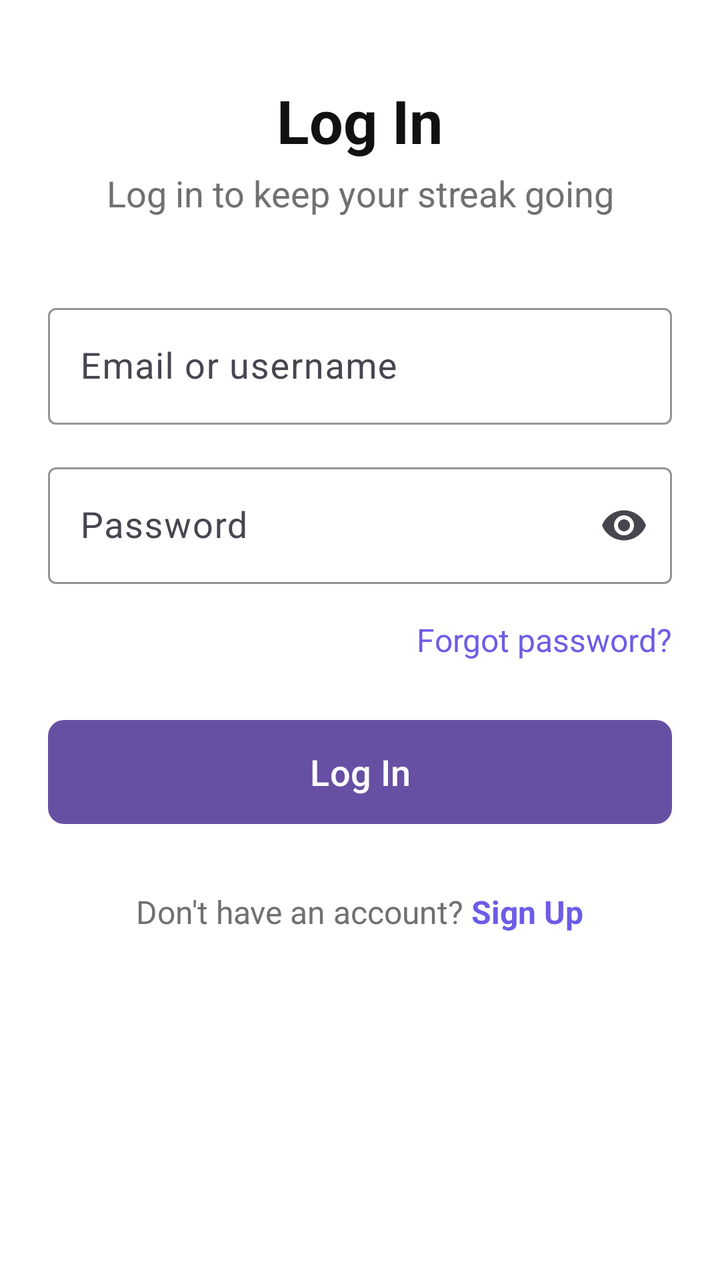
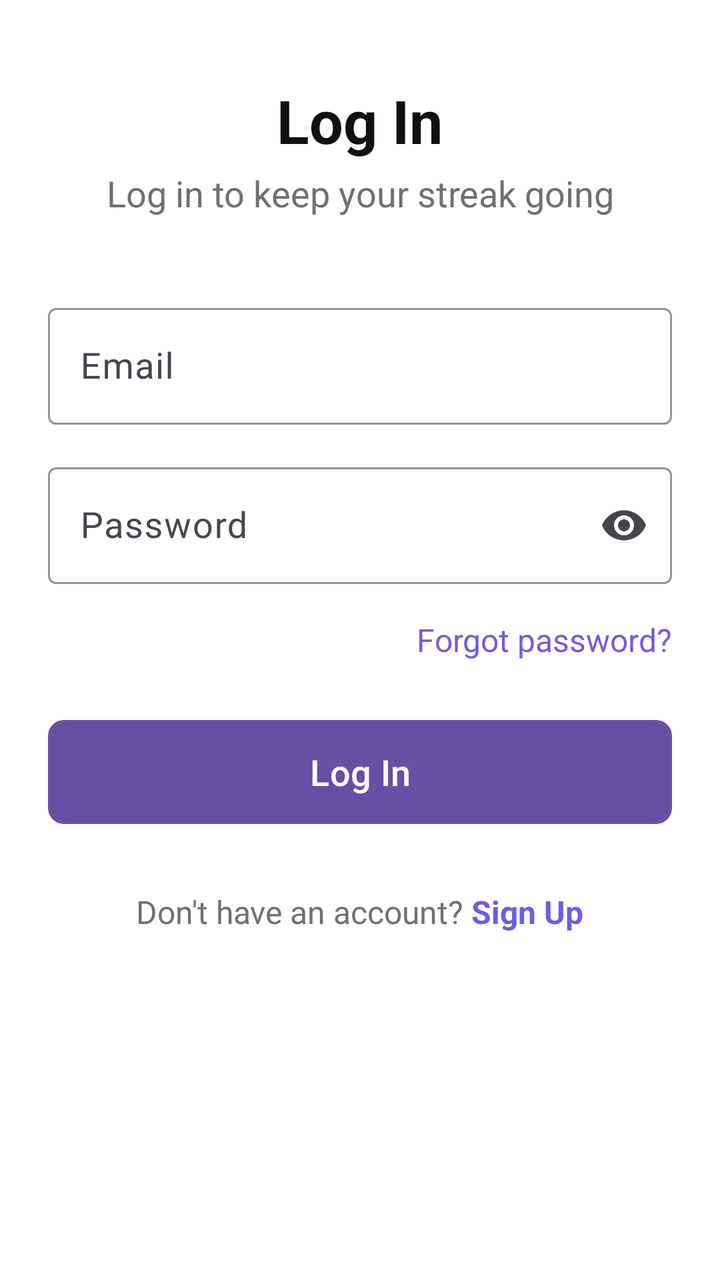

The first picture is an Android layout as it rendered before a commit; the second is the same layout after the commit. The layout source and the unified diff follow.
<!-- AndroidManifest.xml: application theme Theme.ShortFormBlocker -->
<!-- res/layout/fragment_login.xml -->
<?xml version="1.0" encoding="utf-8"?>
<androidx.constraintlayout.widget.ConstraintLayout
    xmlns:android="http://schemas.android.com/apk/res/android"
    xmlns:app="http://schemas.android.com/apk/res-auto"
    xmlns:tools="http://schemas.android.com/tools"
    android:layout_width="match_parent"
    android:layout_height="match_parent"
    android:background="#FFFFFF"
    tools:context=".LoginFragment">

    <ScrollView
        android:id="@+id/loginScrollView"
        android:layout_width="0dp"
        android:layout_height="0dp"
        android:fillViewport="true"
        app:layout_constraintTop_toTopOf="parent"
        app:layout_constraintBottom_toBottomOf="parent"
        app:layout_constraintStart_toStartOf="parent"
        app:layout_constraintEnd_toEndOf="parent">

        <LinearLayout
            android:layout_width="match_parent"
            android:layout_height="wrap_content"
            android:orientation="vertical"
            android:paddingStart="24dp"
            android:paddingEnd="24dp"
            android:paddingTop="20dp"
            android:paddingBottom="24dp">

            

            
            <TextView
                android:id="@+id/loginTitleTextView"
                android:layout_width="wrap_content"
                android:layout_height="wrap_content"
                android:layout_gravity="center"
                android:layout_marginTop="20dp"
                android:text="Log In"
                android:textColor="#111111"
                android:textSize="30sp"
                android:textStyle="bold" />

            <TextView
                android:id="@+id/loginSubtitleTextView"
                android:layout_width="wrap_content"
                android:layout_height="wrap_content"
                android:layout_gravity="center"
                android:layout_marginTop="4dp"
                android:gravity="center"
                android:text="Log in to keep your streak going"
                android:textColor="#707070"
                android:textSize="18sp" />

            
            <com.google.android.material.textfield.TextInputLayout
                android:id="@+id/loginEmailInputLayout"
                style="@style/Widget.Material3.TextInputLayout.OutlinedBox"
                android:layout_width="match_parent"
                android:layout_height="wrap_content"
                android:layout_marginTop="40dp"
                android:hint="Email or username"
                app:boxCornerRadiusTopStart="4dp"
                app:boxCornerRadiusTopEnd="4dp"
                app:boxCornerRadiusBottomStart="4dp"
                app:boxCornerRadiusBottomEnd="4dp"
                app:boxStrokeColor="@color/app_purple"
                app:hintTextColor="@color/app_purple">

                <com.google.android.material.textfield.TextInputEditText
                    android:id="@+id/loginEmailEditText"
                    android:layout_width="match_parent"
                    android:layout_height="wrap_content"
                    android:inputType="textEmailAddress"
                    android:textColor="#222222"
                    android:textSize="18sp" />
            </com.google.android.material.textfield.TextInputLayout>

            
            <com.google.android.material.textfield.TextInputLayout
                android:id="@+id/loginPasswordInputLayout"
                style="@style/Widget.Material3.TextInputLayout.OutlinedBox"
                android:layout_width="match_parent"
                android:layout_height="wrap_content"
                android:layout_marginTop="16dp"
                android:hint="Password"
                app:boxCornerRadiusTopStart="4dp"
                app:boxCornerRadiusTopEnd="4dp"
                app:boxCornerRadiusBottomStart="4dp"
                app:boxCornerRadiusBottomEnd="4dp"
                app:boxStrokeColor="@color/app_purple"
                app:hintTextColor="@color/app_purple"
                app:endIconMode="password_toggle">

                <com.google.android.material.textfield.TextInputEditText
                    android:id="@+id/loginPasswordEditText"
                    android:layout_width="match_parent"
                    android:layout_height="wrap_content"
                    android:inputType="textPassword"
                    android:textColor="#222222"
                    android:textSize="18sp" />
            </com.google.android.material.textfield.TextInputLayout>

            
            <TextView
                android:id="@+id/forgotPasswordTextView"
                android:layout_width="wrap_content"
                android:layout_height="wrap_content"
                android:layout_gravity="end"
                android:layout_marginTop="4dp"
                android:clickable="true"
                android:gravity="center_vertical"
                android:minHeight="48dp"
                android:text="Forgot password?"
                android:textColor="@color/app_purple"
                android:textSize="16sp" />

            
            <com.google.android.material.button.MaterialButton
                android:id="@+id/loginButton"
                android:layout_width="match_parent"
                android:layout_height="60dp"
                android:layout_marginTop="12dp"
                android:text="Log In"
                android:textSize="18sp"
                app:cornerRadius="8dp" />

            
            <LinearLayout
                android:layout_width="wrap_content"
                android:layout_height="wrap_content"
                android:layout_gravity="center"
                android:layout_marginTop="16dp"
                android:gravity="center_vertical"
                android:orientation="horizontal">

                <TextView
                    android:id="@+id/noAccountTextView"
                    android:layout_width="wrap_content"
                    android:layout_height="wrap_content"
                    android:text="Don't have an account? "
                    android:textColor="#707070"
                    android:textSize="16sp" />

                <TextView
                    android:id="@+id/signUpLinkTextView"
                    android:layout_width="wrap_content"
                    android:layout_height="wrap_content"
                    android:clickable="true"
                    android:gravity="center_vertical"
                    android:minHeight="48dp"
                    android:text="Sign Up"
                    android:textColor="@color/app_purple"
                    android:textSize="16sp"
                    android:textStyle="bold" />
            </LinearLayout>
        </LinearLayout>
    </ScrollView>
</androidx.constraintlayout.widget.ConstraintLayout>
<!-- resources referenced by this layout -->
<resources>
  <color name="app_purple">#6C5CE7</color>
  <style name="Theme.ShortFormBlocker" parent="Base.Theme.ShortFormBlocker" />
  <style name="Base.Theme.ShortFormBlocker" parent="Theme.Material3.DayNight.NoActionBar">
          
          
      </style>
</resources>

<!-- the commit's change to res/layout/fragment_login.xml (unified diff, before → after) -->
@@ -59,7 +59,7 @@
                 android:layout_width="match_parent"
                 android:layout_height="wrap_content"
                 android:layout_marginTop="40dp"
-                android:hint="Email or username"
+                android:hint="Email"
                 app:boxCornerRadiusTopStart="4dp"
                 app:boxCornerRadiusTopEnd="4dp"
                 app:boxCornerRadiusBottomStart="4dp"
